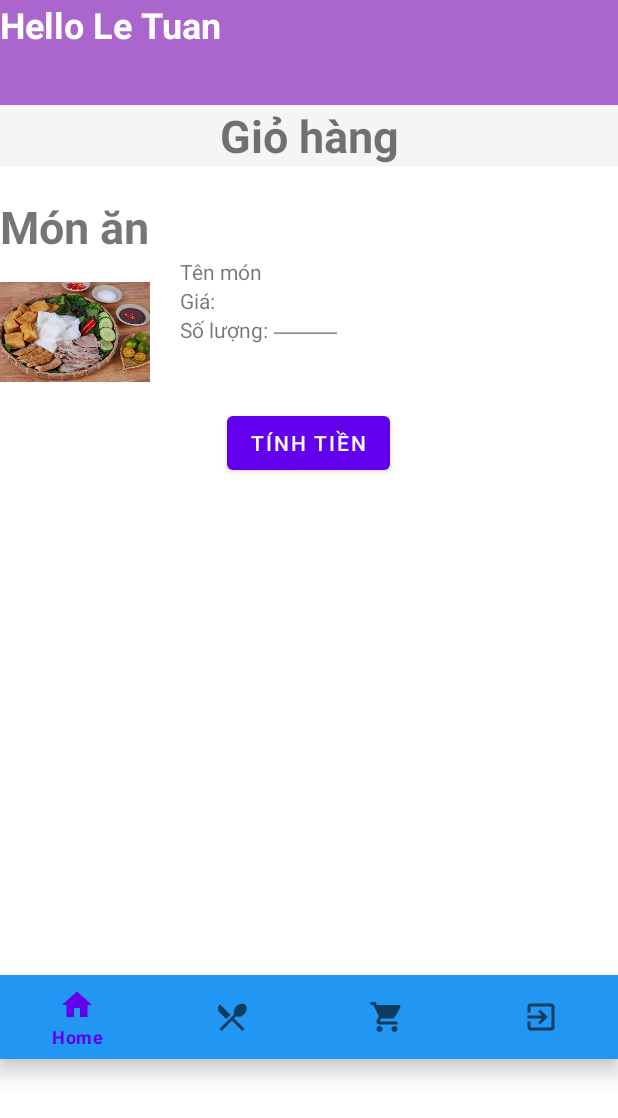
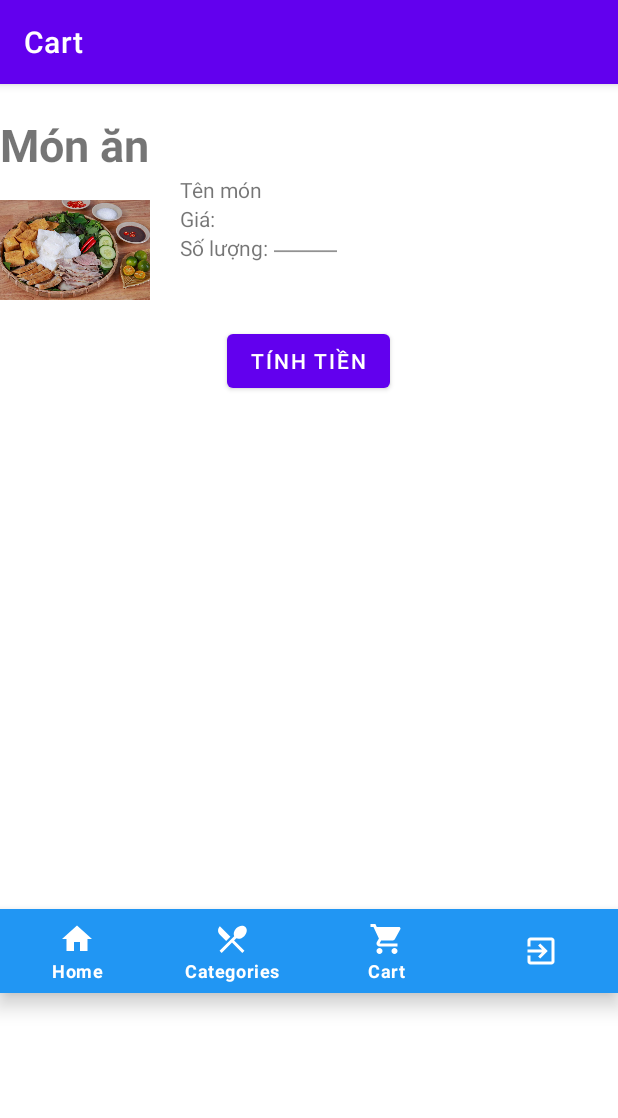
Before and after one commit to kothedangnhap/DoAnAndroid, an Android app: the Home screen opened directly, with no data from a screen before it, item 3 of the bottom bar chosen, on a phone screen of 412 x 824 dp. Shown: the top 1118 px of the screen. Run offline under Robolectric (Android 15) with nearby library versions, the phone set to English and light mode, and no system bars; our stand-ins replace Firebase (no records; nobody signed in at launch, a user with empty details on screens opened directly).

Commit message:
Home, Fragment

```diff
--- a/app/build.gradle
+++ b/app/build.gradle
@@ -35,6 +35,7 @@ dependencies {
     implementation 'androidx.navigation:navigation-ui:2.2.2'
     implementation 'androidx.lifecycle:lifecycle-extensions:2.2.0'
     implementation 'com.google.firebase:firebase-messaging:20.3.0'
+    implementation 'com.google.firebase:firebase-appindexing:19.1.0'
     testImplementation 'junit:junit:4.12'
     androidTestImplementation 'androidx.test.ext:junit:1.1.1'
     implementation 'com.google.firebase:firebase-analytics:17.4.0'
--- a/app/src/main/java/com/example/myapplication/Home.java
+++ b/app/src/main/java/com/example/myapplication/Home.java
@@ -1,9 +1,12 @@
 package com.example.myapplication;
 
 import androidx.annotation.NonNull;
+import androidx.appcompat.app.ActionBar;
 import androidx.appcompat.app.AlertDialog;
 import androidx.appcompat.app.AppCompatActivity;
 import androidx.fragment.app.Fragment;
+import androidx.fragment.app.FragmentTransaction;
+import androidx.recyclerview.widget.RecyclerView;
 
 import android.content.DialogInterface;
 import android.content.Intent;
@@ -15,32 +18,42 @@ import com.google.firebase.auth.FirebaseAuth;
 
 import Common.Common;
 
-public class Home extends AppCompatActivity {
+public class Home extends AppCompatActivity implements RecyclerView.RecyclerListener {
     BottomNavigationView bottomNavigationView;
+    private ActionBar toolbar;
     @Override
     protected void onCreate(Bundle savedInstanceState) {
         super.onCreate(savedInstanceState);
         setContentView(R.layout.activity_home);
 
         bottomNavigationView=findViewById(R.id.navigation);
-        bottomNavigationView.setOnNavigationItemSelectedListener((BottomNavigationView.OnNavigationItemSelectedListener) navListener);
-        getSupportFragmentManager().beginTransaction().replace(R.id.fragment_contain,new homeFragment()).commit();
+        bottomNavigationView.setOnNavigationItemSelectedListener(navListener);
+        toolbar = getSupportActionBar();
+
+        toolbar.setTitle("Home");
+
     }
     private BottomNavigationView.OnNavigationItemSelectedListener navListener= new BottomNavigationView.OnNavigationItemSelectedListener() {
         @Override
         public boolean onNavigationItemSelected(@NonNull MenuItem item) {
 
-            Fragment selectedFragment = null;
+            Fragment fragment;
             switch (item.getItemId()) {
                 case R.id.nav_home:
-                    selectedFragment = new homeFragment();
-                    break;
+                    toolbar.setTitle("Home");
+                    fragment = new HomeFragment();
+                    loadFragment(fragment);
+                    return true;
                 case R.id.nav_menu:
-                    selectedFragment = new Categories_Fragment();
-                    break;
+                    toolbar.setTitle("Categories");
+                    fragment = new Categories_Fragment();
+                    loadFragment(fragment);
+                    return true;
                 case R.id.nav_cart:
-                    selectedFragment = new CartFragment();
-                    break;
+                    toolbar.setTitle("Cart");
+                    fragment = new CartFragment();
+                    loadFragment(fragment);
+                    return true;
                 case R.id.nav_sign_out:
                     AlertDialog.Builder builder=new AlertDialog.Builder(Home.this);
                     builder.setTitle("Signout").setMessage("Do you really want to sign out?").setNegativeButton("CANCEL", new DialogInterface.OnClickListener() {
@@ -63,8 +76,18 @@ public class Home extends AppCompatActivity {
                     AlertDialog dialog=builder.create();
                     dialog.show();
             }
-            getSupportFragmentManager().beginTransaction().replace(R.id.fragment_contain,selectedFragment).commit();
             return false;
         }
     };
+    private void loadFragment(Fragment fragment) {
+        FragmentTransaction transaction = getSupportFragmentManager().beginTransaction();
+        transaction.replace(R.id.fragment_contain, fragment);
+        transaction.addToBackStack(null);
+        transaction.commit();
+    }
+
+    @Override
+    public void onViewRecycled(@NonNull RecyclerView.ViewHolder holder) {
+
+    }
 }
--- a/app/src/main/java/com/example/myapplication/homeFragment.java
+++ /dev/null
@@ -1,20 +0,0 @@
-package com.example.myapplication;
-
-import android.os.Bundle;
-import android.view.LayoutInflater;
-import android.view.View;
-import android.view.ViewGroup;
-
-import androidx.annotation.Nullable;
-import androidx.fragment.app.Fragment;
-
-public class homeFragment extends Fragment {
-    @Nullable
-    @Override
-    public View onCreateView(LayoutInflater inflater, @Nullable ViewGroup container, Bundle savedInstanceState) {
-
-        View view = inflater.inflate(R.layout.home_fragment, container, false);
-
-        return  view;
-    }
-}
--- a/app/src/main/res/layout/activity_home.xml
+++ b/app/src/main/res/layout/activity_home.xml
@@ -6,24 +6,19 @@
     android:layout_height="match_parent"
     android:orientation="vertical"
     tools:context=".Home">
-    <TextView
-        android:id="@+id/txt_user"
-        android:layout_width="match_parent"
-        android:layout_height="70dp"
-        android:textSize="24sp"
-        android:background="@android:color/holo_purple"
-        android:textColor="@android:color/white"
-        android:textStyle="bold"
-        android:text="Hello Le Tuan"/>
+
     <FrameLayout
         android:id="@+id/fragment_contain"
         android:layout_width="match_parent"
-        android:layout_height="580dp"/>
+        android:layout_height="550dp"/>
     <com.google.android.material.bottomnavigation.BottomNavigationView
         android:id="@+id/navigation"
         android:layout_width="match_parent"
         android:layout_height="wrap_content"
         android:background="#2196F3"
+        android:layout_gravity="bottom"
+        app:itemIconTint="@android:color/white"
+        app:itemTextColor="@android:color/white"
         app:menu="@menu/menu"
         />
 
--- a/app/src/main/res/layout/cart_fragmemt.xml
+++ b/app/src/main/res/layout/cart_fragmemt.xml
@@ -5,23 +5,7 @@
     android:layout_width="match_parent"
     android:layout_height="match_parent"
     android:orientation="vertical"
-
     >
-    <LinearLayout
-        android:layout_width="match_parent"
-        android:layout_height="wrap_content"
-        android:orientation="horizontal"
-        >
-        <TextView
-            android:background="@color/backgroundCart"
-            android:id="@+id/textView"
-            android:layout_width="match_parent"
-            android:layout_height="wrap_content"
-            android:textStyle="bold"
-            android:textSize="30dp"
-            android:gravity="center"
-            android:text="Giỏ hàng" />
-    </LinearLayout>
     <LinearLayout
         android:layout_marginTop="20dp"
         android:layout_width="match_parent"
@@ -33,12 +17,10 @@
             android:textStyle="bold"
             android:textSize="30dp"
             android:text="Món ăn" />
-
         <RelativeLayout
             android:layout_width="match_parent"
             android:layout_height="wrap_content"
             >
-
             <ImageView
                 android:id="@+id/imgMon"
                 android:layout_width="100dp"
@@ -50,7 +32,6 @@
                 android:layout_width="wrap_content"
                 android:layout_height="wrap_content"
                 android:layout_marginLeft="20dp"
-
                 android:layout_toRightOf="@id/imgMon"
                 android:text="Tên món" />
             <TextView
@@ -58,7 +39,6 @@
                 android:layout_width="wrap_content"
                 android:layout_height="wrap_content"
                 android:layout_marginLeft="20dp"
-
                 android:layout_below="@id/txtNameFood"
                 android:layout_toRightOf="@id/imgMon"
                 android:text="Giá:" />
@@ -67,7 +47,6 @@
                 android:layout_width="wrap_content"
                 android:layout_height="wrap_content"
                 android:layout_marginLeft="20dp"
-
                 android:layout_below="@id/txtPrice"
                 android:layout_toRightOf="@id/imgMon"
                 android:text="Số lượng:" />
@@ -79,16 +58,10 @@
                 android:layout_below="@id/txtPrice"
                 android:layout_toRightOf="@id/txtAmount"
                 android:ems="10"></EditText>
-
-
         </RelativeLayout>
-
     </LinearLayout>
-
-
     <Button
         android:id="@+id/isClickPayemnt"
-
         android:layout_width="wrap_content"
         android:layout_height="wrap_content"
         android:layout_gravity="center|bottom"
--- a/app/src/main/res/values/styles.xml
+++ b/app/src/main/res/values/styles.xml
@@ -1,7 +1,7 @@
 <resources>
 
   <!-- Base application theme. -->
-  <style name="AppTheme" parent="Theme.MaterialComponents.Light.NoActionBar">
+  <style name="AppTheme" parent="Theme.MaterialComponents.Light.DarkActionBar">
     <!-- Customize your theme here. -->
     <item name="colorPrimary">@color/colorPrimary</item>
     <item name="colorPrimaryDark">@color/colorPrimaryDark</item>
```
Also changed, not shown: app/src/main/java/Model/BestDeal.java (added, +56 -0 lines), app/src/main/java/com/example/myapplication/Adapter/BestDealAdapter.java (added, +50 -0 lines), app/src/main/java/com/example/myapplication/CartFragment.java (+8 -1 lines), app/src/main/java/com/example/myapplication/HomeFragment.java (added, +83 -0 lines), app/src/main/res/layout/bestdeal_item_list.xml (added, +34 -0 lines), app/src/main/res/layout/fragment_home.xml (added, +41 -0 lines), app/src/main/res/layout/home_fragment.xml (deleted, +0 -14 lines), app/src/main/res/drawable/a.webp (added), app/src/main/res/drawable/h.png (added), app/src/main/res/drawable/j.png (added).
